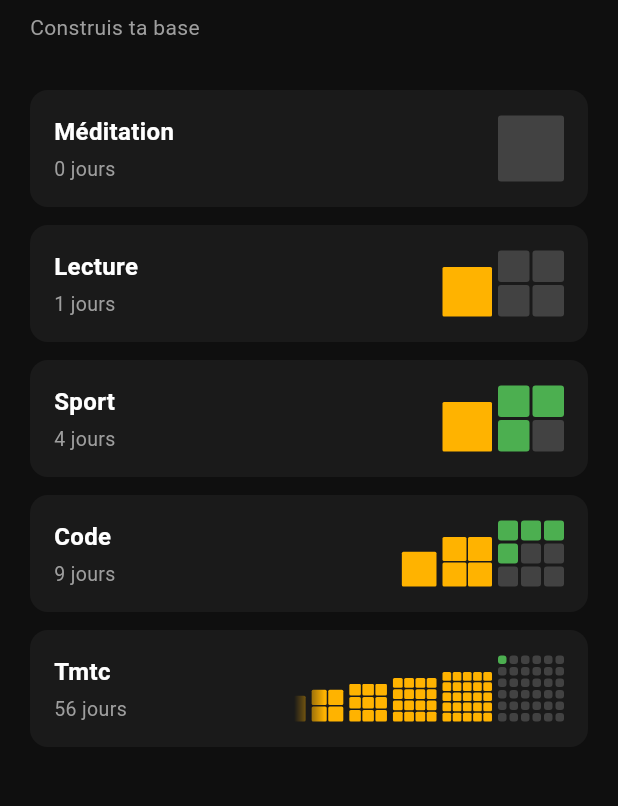
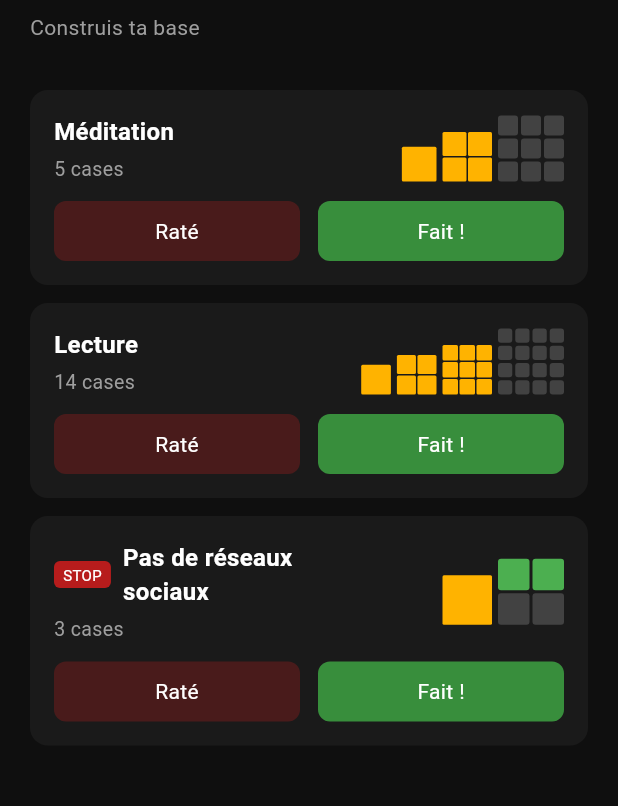
Before and after one commit to Rachoudane/moto, a Flutter app: the screen it shows after launch, on a phone screen of 412 x 824 dp, the part 90-896 px from its top. Run offline on Flutter 3.47's test engine with Material 3 defaults, Android fonts, the phone set to English and light mode, and no system bars.

Commit message:
Add interactive habit cards with increment/decrement

```diff
--- a/lib/main.dart
+++ b/lib/main.dart
@@ -1,4 +1,5 @@
 import 'package:flutter/material.dart';
+import 'models/habit.dart';
 
 void main() {
   runApp(const MotoApp());
@@ -21,8 +22,33 @@ class MotoApp extends StatelessWidget {
   }
 }
 
-class HomeScreen extends StatelessWidget {
+class HomeScreen extends StatefulWidget {
   const HomeScreen({super.key});
+
+  @override
+  State<HomeScreen> createState() => _HomeScreenState();
+}
+
+class _HomeScreenState extends State<HomeScreen> {
+  final List<Habit> _habits = [
+    Habit(id: '1', name: 'Méditation', streak: 5),
+    Habit(id: '2', name: 'Lecture', streak: 14),
+    Habit(id: '3', name: 'Pas de réseaux sociaux', isQuitting: true, streak: 3),
+  ];
+
+  void _incrementStreak(String id) {
+    setState(() {
+      final habit = _habits.firstWhere((h) => h.id == id);
+      habit.streak++;
+    });
+  }
+
+  void _decrementStreak(String id) {
+    setState(() {
+      final habit = _habits.firstWhere((h) => h.id == id);
+      if (habit.streak > 0) habit.streak--;
+    });
+  }
 
   @override
   Widget build(BuildContext context) {
@@ -33,7 +59,6 @@ class HomeScreen extends StatelessWidget {
           child: Column(
             crossAxisAlignment: CrossAxisAlignment.start,
             children: [
-              // Header
               const Text(
                 'Moto',
                 style: TextStyle(
@@ -52,16 +77,21 @@ class HomeScreen extends StatelessWidget {
               ),
               const SizedBox(height: 32),
 
-              // Liste des habitudes (placeholder pour l'instant)
-              HabitCard(name: 'Méditation', streak: 0),
-              const SizedBox(height: 12),
-              HabitCard(name: 'Lecture', streak: 1),
-              const SizedBox(height: 12),
-              HabitCard(name: 'Sport', streak: 4),
-              const SizedBox(height: 12),
-              HabitCard(name: 'Code', streak: 9),
-              const SizedBox(height: 12),
-              HabitCard(name: 'Tmtc', streak: 56),
+              // Liste des habitudes
+              Expanded(
+                child: ListView.separated(
+                  itemCount: _habits.length,
+                  separatorBuilder: (context, index) => const SizedBox(height: 12),
+                  itemBuilder: (context, index) {
+                    final habit = _habits[index];
+                    return HabitCard(
+                      habit: habit,
+                      onIncrement: () => _incrementStreak(habit.id),
+                      onDecrement: () => _decrementStreak(habit.id),
+                    );
+                  },
+                ),
+              ),
             ],
           ),
         ),
@@ -71,13 +101,15 @@ class HomeScreen extends StatelessWidget {
 }
 
 class HabitCard extends StatelessWidget {
-  final String name;
-  final int streak;
+  final Habit habit;
+  final VoidCallback onIncrement;
+  final VoidCallback onDecrement;
 
   const HabitCard({
     super.key,
-    required this.name,
-    required this.streak,
+    required this.habit,
+    required this.onIncrement,
+    required this.onDecrement,
   });
 
   @override
@@ -88,23 +120,45 @@ class HabitCard extends StatelessWidget {
         color: const Color(0xFF1A1A1A),
         borderRadius: BorderRadius.circular(12),
       ),
-      child: Row(
+      child: Column(
+        children: [
+          Row(
             mainAxisAlignment: MainAxisAlignment.spaceBetween,
             children: [
-          Column(
+              Expanded(
+                child: Column(
                   crossAxisAlignment: CrossAxisAlignment.start,
                   children: [
-              Text(
-                name,
+                    Row(
+                      children: [
+                        if (habit.isQuitting)
+                          Container(
+                            margin: const EdgeInsets.only(right: 8),
+                            padding: const EdgeInsets.symmetric(horizontal: 6, vertical: 2),
+                            decoration: BoxDecoration(
+                              color: Colors.red[900],
+                              borderRadius: BorderRadius.circular(4),
+                            ),
+                            child: const Text(
+                              'STOP',
+                              style: TextStyle(fontSize: 10, color: Colors.white),
+                            ),
+                          ),
+                        Flexible(
+                          child: Text(
+                            habit.name,
                             style: const TextStyle(
                               fontSize: 16,
                               fontWeight: FontWeight.w600,
                               color: Colors.white,
                             ),
                           ),
+                        ),
+                      ],
+                    ),
                     const SizedBox(height: 4),
                     Text(
-                '$streak jours',
+                      '${habit.streak} cases',
                       style: TextStyle(
                         fontSize: 13,
                         color: Colors.grey[500],
@@ -112,8 +166,46 @@ class HabitCard extends StatelessWidget {
                     ),
                   ],
                 ),
-          // Placeholder pour le carré
-          HabitProgress(streak: streak),
+              ),
+              HabitProgress(streak: habit.streak),
+            ],
+          ),
+          const SizedBox(height: 12),
+          Row(
+            children: [
+              Expanded(
+                child: GestureDetector(
+                  onTap: onDecrement,
+                  child: Container(
+                    padding: const EdgeInsets.symmetric(vertical: 10),
+                    decoration: BoxDecoration(
+                      color: Colors.red[900]?.withOpacity(0.3),
+                      borderRadius: BorderRadius.circular(8),
+                    ),
+                    child: const Center(
+                      child: Text('Raté', style: TextStyle(color: Colors.white)),
+                    ),
+                  ),
+                ),
+              ),
+              const SizedBox(width: 12),
+              Expanded(
+                child: GestureDetector(
+                  onTap: onIncrement,
+                  child: Container(
+                    padding: const EdgeInsets.symmetric(vertical: 10),
+                    decoration: BoxDecoration(
+                      color: Colors.green[700],
+                      borderRadius: BorderRadius.circular(8),
+                    ),
+                    child: const Center(
+                      child: Text('Fait !', style: TextStyle(color: Colors.white)),
+                    ),
+                  ),
+                ),
+              ),
+            ],
+          ),
         ],
       ),
     );
@@ -144,9 +236,7 @@ class _HabitProgressState extends State<HabitProgress> {
   void _updateScrollState() {
     if (!_scrollController.hasClients) return;
     setState(() {
-      // reverse: true donc la logique est inversée
-      _canScrollLeft = _scrollController.position.pixels <
-          _scrollController.position.maxScrollExtent - 1;
+      _canScrollLeft = _scrollController.position.pixels < _scrollController.position.maxScrollExtent - 1;
       _canScrollRight = _scrollController.position.pixels > 1;
     });
   }
@@ -235,7 +325,6 @@ class CompletedSquare extends StatelessWidget {
 
   @override
   Widget build(BuildContext context) {
-    // Le dernier complété = 75%, les autres dégressifs jusqu'à 30%
     final double ratio = 0.3 + (level / completedLevels) * 0.45;
     final double size = 44 * ratio;
 
```
Lines whose indentation alone changed are shown as unchanged.
